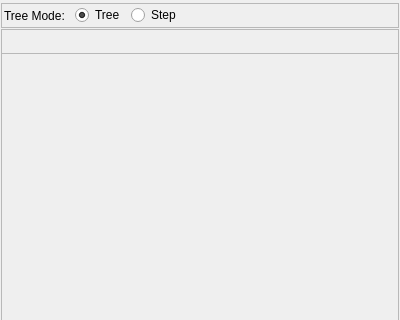
First picture: the form in appli/prodManager/ui/wgtMainTree.ui, repository snaress/bank, before the edit; both pictures show x 0 to 400 and y 0 to 320 of the 400 by 483 pixel window.
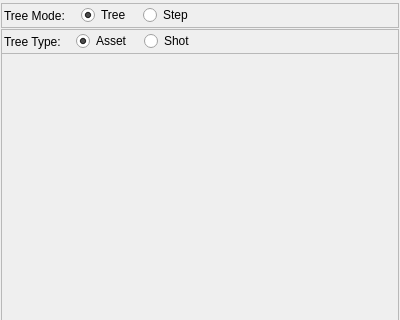
Second picture: the form after the edit.

Commit message: prodManager: modif tabProject.prodTrees() (asset and shot)

Patch:
```diff
--- a/appli/prodManager/ui/wgtMainTree.ui
+++ b/appli/prodManager/ui/wgtMainTree.ui
@@ -39,7 +39,7 @@
      </property>
      <layout class="QHBoxLayout" name="hlTreeSwitch_2">
       <property name="spacing">
-       <number>6</number>
+       <number>12</number>
       </property>
       <property name="leftMargin">
        <number>2</number>
@@ -118,7 +118,7 @@
      </property>
      <layout class="QHBoxLayout" name="hlTreeSwitch">
       <property name="spacing">
-       <number>6</number>
+       <number>12</number>
       </property>
       <property name="leftMargin">
        <number>2</number>
@@ -132,6 +132,49 @@
       <property name="bottomMargin">
        <number>0</number>
       </property>
+      <item>
+       <widget class="QLabel" name="lTreeType">
+        <property name="text">
+         <string>Tree Type: </string>
+        </property>
+       </widget>
+      </item>
+      <item>
+       <widget class="QRadioButton" name="rbAsset">
+        <property name="text">
+         <string>Asset</string>
+        </property>
+        <property name="checked">
+         <bool>true</bool>
+        </property>
+        <attribute name="buttonGroup">
+         <string notr="true">rbgTreeType</string>
+        </attribute>
+       </widget>
+      </item>
+      <item>
+       <widget class="QRadioButton" name="rbShot">
+        <property name="text">
+         <string>Shot</string>
+        </property>
+        <attribute name="buttonGroup">
+         <string notr="true">rbgTreeType</string>
+        </attribute>
+       </widget>
+      </item>
+      <item>
+       <spacer name="horizontalSpacer_2">
+        <property name="orientation">
+         <enum>Qt::Horizontal</enum>
+        </property>
+        <property name="sizeHint" stdset="0">
+         <size>
+          <width>40</width>
+          <height>20</height>
+         </size>
+        </property>
+       </spacer>
+      </item>
      </layout>
     </widget>
    </item>
```
Left out of the diff: 5 changed lines with no effect on the pictures. The commit also changes 5 other files.
